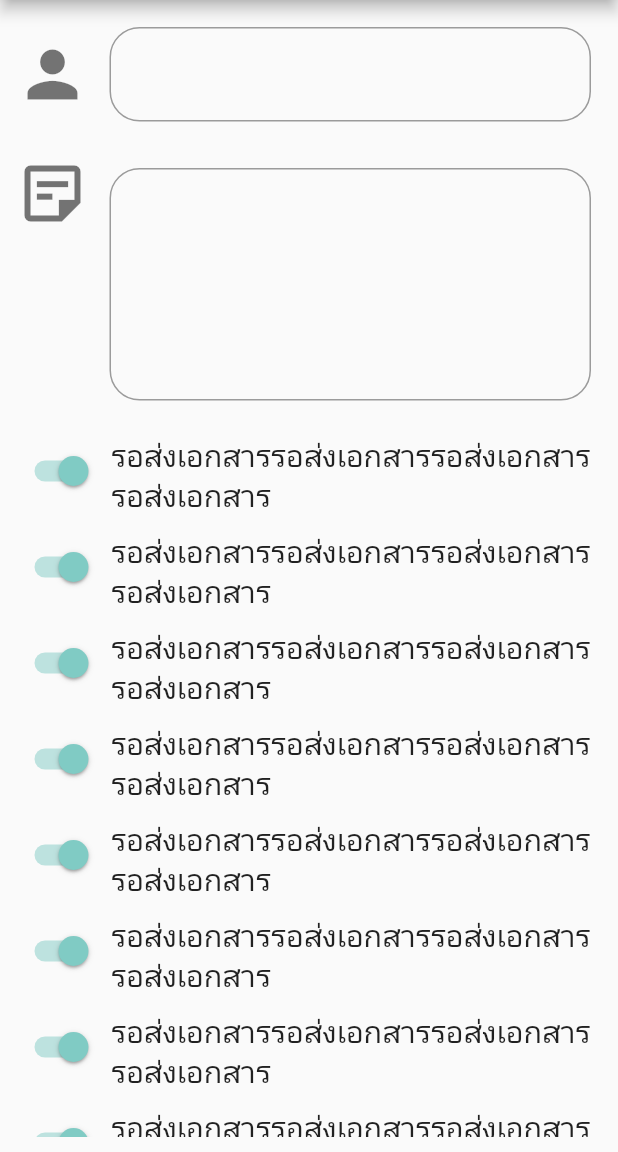
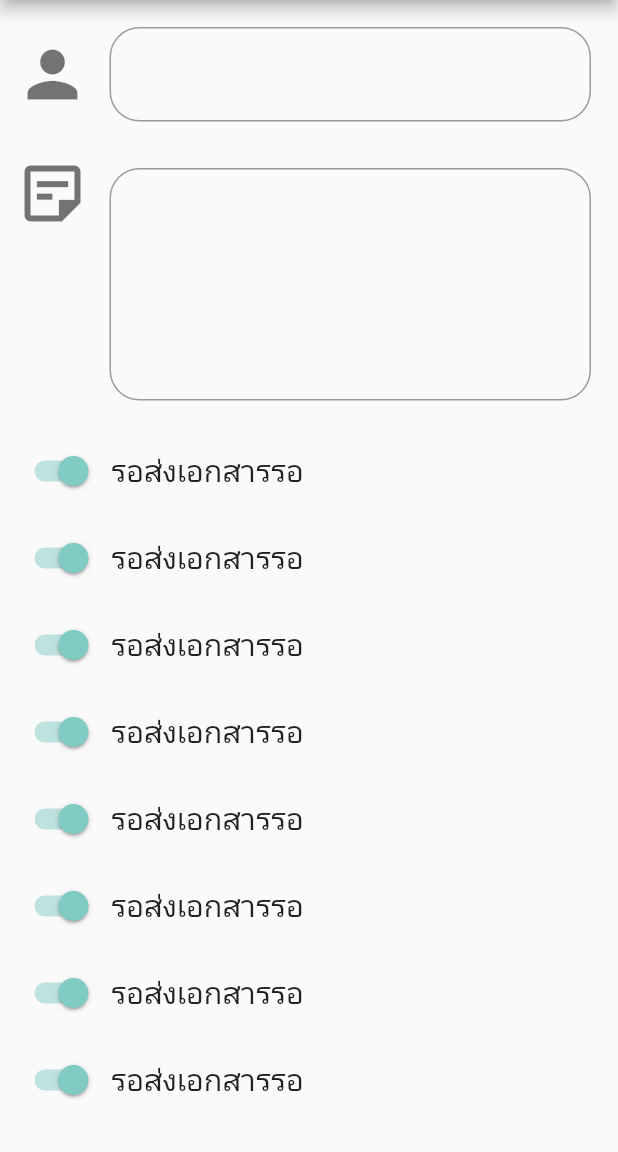
Before and after one commit to lertumpai/todo-satrirat, a Flutter app: the PatientListPage screen opened by its route, after a tap on the "add card" icon, on a phone screen of 412 x 824 dp, the part 84-1236 px from its top. Run offline on Flutter 3.47's test engine with Material 2 defaults, Android fonts, the phone set to English and light mode, and no system bars.

Commit message:
restyle setting

```diff
--- a/lib/main.dart
+++ b/lib/main.dart
@@ -18,7 +18,7 @@ class MyApp extends StatelessWidget {
     return MaterialApp(
       title: 'แอพหมูอ้วง',
       theme: ThemeData(
-        primarySwatch: Colors.teal
+        primarySwatch: Colors.teal,
       ),
       initialRoute: '/',
       routes: {
--- a/lib/patient/patient.dart
+++ b/lib/patient/patient.dart
@@ -14,16 +14,11 @@ class Patient extends StatelessWidget {
       },
       child: Container(
         decoration: BoxDecoration(
-          color: Colors.teal.shade50,
           borderRadius: BorderRadius.circular(20),
-          boxShadow: [
-            BoxShadow(
-              color: Colors.grey.withOpacity(0.5),
-              spreadRadius: -8,
-              blurRadius: 8,
-              offset: const Offset(5, 12), // changes the position of the shadow
-            ),
-          ]
+          border: Border.all(
+              width: 2,
+              color: Colors.teal.shade200
+          )
         ),
         padding: const EdgeInsets.symmetric(vertical: 10, horizontal: 10),
         child: Row(
@@ -31,13 +26,13 @@ class Patient extends StatelessWidget {
             Expanded(
               child: Column(
                 crossAxisAlignment: CrossAxisAlignment.start,
-                children: const [
-                  PatientHn(),
+                children: [
+                  const PatientHn(),
                   Divider(
-                    color: Colors.black54,
-                    thickness: 1.0,
+                    color: Colors.teal.shade200,
+                    thickness: 2.0,
                   ),
-                  PatientNote()
+                  const PatientNote()
                 ],
               )
             ),
--- a/lib/patient/patientEditable.dart
+++ b/lib/patient/patientEditable.dart
@@ -109,16 +109,18 @@ class PatientToggle extends StatelessWidget {
   @override
   Widget build(BuildContext context) {
     return Row(
-      crossAxisAlignment: CrossAxisAlignment.start,
+      crossAxisAlignment: CrossAxisAlignment.center,
       children: [
-        Switch(
-          activeColor: Colors.teal.shade200,
-          value: true,
-          onChanged: (bool value) {},
+        Container(
+          child: Switch(
+            activeColor: Colors.teal.shade200,
+            value: true,
+            onChanged: (bool value) {},
+          ),
         ),
         const SizedBox(width: 5),
         const Flexible(
-            child: Text("รอส่งเอกสารรอส่งเอกสารรอส่งเอกสารรอส่งเอกสาร", style: TextStyle(fontSize: 20), overflow: TextOverflow.clip)
+            child: Text("รอส่งเอกสารรอ", style: TextStyle(fontSize: 20), overflow: TextOverflow.clip)
         )
       ],
     );
```
